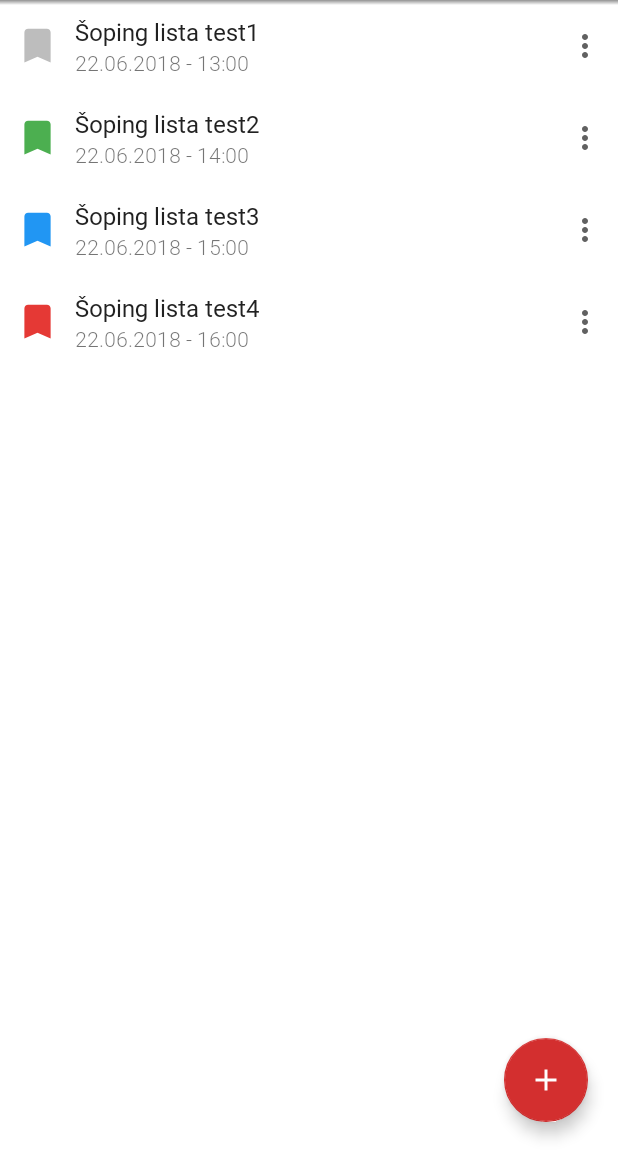
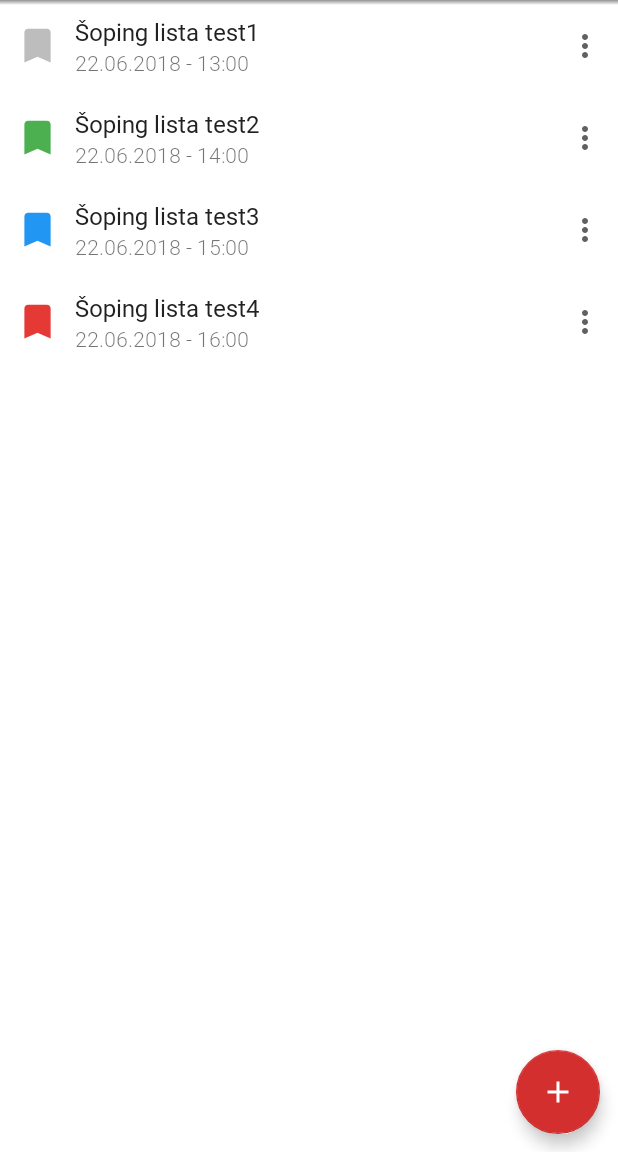
Before and after one commit to savked/Potrosacka-Korpa, an Android app: the screen it shows after launch (HomeActivity), on a phone screen of 412 x 824 dp, the part 84-1236 px from its top. Run offline under Robolectric (Android 15) with nearby library versions, the phone set to English and light mode, and no system bars.

Commit message:
Code refactor

```diff
--- a/app/src/main/AndroidManifest.xml
+++ b/app/src/main/AndroidManifest.xml
@@ -16,7 +16,9 @@
                 <category android:name="android.intent.category.LAUNCHER" />
             </intent-filter>
         </activity>
-        <activity android:name=".HomeActivity"></activity>
+        <activity
+            android:name=".HomeActivity"
+            android:screenOrientation="portrait" />
     </application>
 
 </manifest>
--- a/app/src/main/java/pk/company/potrosackakorpa/HomeActivity.java
+++ b/app/src/main/java/pk/company/potrosackakorpa/HomeActivity.java
@@ -1,6 +1,5 @@
 package pk.company.potrosackakorpa;
 
-import android.animation.Animator;
 import android.content.Context;
 import android.os.Handler;
 import android.support.annotation.NonNull;
@@ -19,29 +18,24 @@ import android.support.v7.widget.Toolbar;
 import android.view.Menu;
 import android.view.MenuItem;
 import android.view.View;
-import android.widget.FrameLayout;
 import android.widget.Toast;
 
 import java.util.ArrayList;
 
 public class HomeActivity extends AppCompatActivity {
 
-    private Context context = this;
+    private Context mContext;
+    private DrawerLayout mDrawerLayout;
+    private RecyclerView mRecyclerView;
+    private FloatingActionButton mFAB;
+    private View mFadeBackground;
+    private NewListFragment newListFragment;
 
-    private DrawerLayout mDrawerLayout;
-
-    private RecyclerView mRecyclerView;
+    private boolean mPressedTwice = false; // used in onBackPressed to let user exit the app with two clicks on back button
+    private boolean mIsNewsListVisible = false; // used to see if the "NewListFragment" is visible
 
     private ArrayList<Lists> lists = new ArrayList<>();
 
-    private FloatingActionButton floatingActionButton;
-
-    private NewListFragment newListFragment;
-    private View fadeBackground;
-
-
-    private boolean pressedTwice = false; // used in onBackPressed to let user exit the app with two clicks on back button
-    private boolean isNewListVisible = false; // used to see if the "NewListFragment" is visible
 
     @Override
     protected void onCreate(Bundle savedInstanceState) {
@@ -70,16 +64,16 @@ public class HomeActivity extends AppCompatActivity {
         lists.add(list3);
         lists.add(list4);
 
-        ListsAdapter listAdapter = new ListsAdapter(context, lists);
+        ListsAdapter listAdapter = new ListsAdapter(mContext, lists);
 
         mRecyclerView.setAdapter(listAdapter);
 
         // FAB Handling
-        floatingActionButton.setOnClickListener(new View.OnClickListener() {
+        mFAB.setOnClickListener(new View.OnClickListener() {
             @Override
             public void onClick(View v) {
-                if (!isNewListVisible) {
-                    isNewListVisible = true;
+                if (!mIsNewsListVisible) {
+                    mIsNewsListVisible = true;
                     FragmentManager fragmentManager = getSupportFragmentManager();
                     FragmentTransaction fragmentTransaction = fragmentManager.beginTransaction();
 
@@ -87,10 +81,10 @@ public class HomeActivity extends AppCompatActivity {
                     fragmentTransaction.add(R.id.fragment_container, newListFragment);
                     fragmentTransaction.commit();
 
-                    fadeBackground.setVisibility(View.VISIBLE);
-                    fadeBackground.animate().alpha(0.5f);
+                    mFadeBackground.setVisibility(View.VISIBLE);
+                    mFadeBackground.animate().alpha(0.5f);
 
-                    floatingActionButton.setVisibility(View.GONE);
+                    mFAB.setVisibility(View.GONE);
                 }
             }
         });
@@ -147,10 +141,11 @@ public class HomeActivity extends AppCompatActivity {
     }
 
     private void initViews() {
+        mContext = this;
         mDrawerLayout = findViewById(R.id.drawer_layout);
         mRecyclerView = findViewById(R.id.listsListView);
-        floatingActionButton = findViewById(R.id.floatingActionButton);
-        fadeBackground = findViewById(R.id.fadeBackground);
+        mFAB = findViewById(R.id.floatingActionButton);
+        mFadeBackground = findViewById(R.id.fadeBackground);
 
         mRecyclerView.setHasFixedSize(true);
 
@@ -160,26 +155,26 @@ public class HomeActivity extends AppCompatActivity {
 
     @Override
     public void onBackPressed() {
-        if (!isNewListVisible) {
-            if (pressedTwice) {
+        if (!mIsNewsListVisible) {
+            if (mPressedTwice) {
                 super.onBackPressed();
                 this.finishAffinity();
             }
 
-            this.pressedTwice = true;
+            this.mPressedTwice = true;
             Toast.makeText(this, "Pritisnite nazad dugme još jednom da bi ste izašli", Toast.LENGTH_SHORT).show();
 
             new Handler().postDelayed(new Runnable() {
                 @Override
                 public void run() {
-                    pressedTwice = false;
+                    mPressedTwice = false;
                 }
             }, 2000);
         } else {
-            floatingActionButton.setVisibility(View.VISIBLE);
-            fadeBackground.animate().alpha(0.0f);
-            fadeBackground.setVisibility(View.GONE);
-            isNewListVisible = false;
+            mFAB.setVisibility(View.VISIBLE);
+            mFadeBackground.animate().alpha(0.0f);
+            mFadeBackground.setVisibility(View.GONE);
+            mIsNewsListVisible = false;
 
 
             FragmentManager fragmentManager = getSupportFragmentManager();
--- a/app/src/main/res/layout/activity_home.xml
+++ b/app/src/main/res/layout/activity_home.xml
@@ -46,9 +46,10 @@
             android:id="@+id/floatingActionButton"
             android:layout_width="wrap_content"
             android:layout_height="wrap_content"
-            android:layout_marginBottom="20dp"
-            android:layout_marginEnd="20dp"
+            android:layout_marginEnd="12dp"
+            android:layout_marginBottom="12dp"
             android:clickable="true"
+            android:focusable="true"
             android:src="@drawable/ic_add"
             app:layout_constraintBottom_toBottomOf="parent"
             app:layout_constraintEnd_toEndOf="parent" />
@@ -57,22 +58,22 @@
             android:id="@+id/fadeBackground"
             android:layout_width="0dp"
             android:layout_height="0dp"
-            android:visibility="gone"
             android:alpha="0"
             android:background="@color/black"
+            android:visibility="gone"
+            app:layout_constraintBottom_toBottomOf="parent"
             app:layout_constraintEnd_toEndOf="parent"
             app:layout_constraintStart_toStartOf="parent"
-            app:layout_constraintTop_toBottomOf="@+id/homeToolBar"
-            app:layout_constraintBottom_toBottomOf="parent"/>
+            app:layout_constraintTop_toBottomOf="@+id/homeToolBar" />
 
         <FrameLayout
             android:id="@+id/fragment_container"
             android:layout_width="0dp"
             android:layout_height="0dp"
+            app:layout_constraintBottom_toBottomOf="parent"
             app:layout_constraintEnd_toEndOf="parent"
             app:layout_constraintStart_toStartOf="parent"
-            app:layout_constraintTop_toBottomOf="@+id/homeToolBar"
-            app:layout_constraintBottom_toBottomOf="parent"/>
+            app:layout_constraintTop_toBottomOf="@+id/homeToolBar" />
 
     </android.support.constraint.ConstraintLayout>
 
--- a/app/src/main/res/layout/activity_splash.xml
+++ b/app/src/main/res/layout/activity_splash.xml
@@ -9,10 +9,10 @@
     <ImageView
         android:layout_width="wrap_content"
         android:layout_height="wrap_content"
-        android:layout_marginBottom="8dp"
-        android:layout_marginEnd="8dp"
         android:layout_marginStart="8dp"
         android:layout_marginTop="8dp"
+        android:layout_marginEnd="8dp"
+        android:layout_marginBottom="8dp"
         android:background="@drawable/pk_logo"
         app:layout_constraintBottom_toBottomOf="parent"
         app:layout_constraintEnd_toEndOf="parent"
--- a/app/src/main/res/layout/custom_lists.xml
+++ b/app/src/main/res/layout/custom_lists.xml
@@ -4,9 +4,9 @@
     android:layout_height="wrap_content"
     android:background="@drawable/ripple"
     android:clickable="true"
-    android:padding="10dp"
+    android:focusable="true"
     android:orientation="horizontal"
-    android:focusable="true">
+    android:padding="10dp">
 
     <ImageView
         android:id="@+id/listImportance"
@@ -50,6 +50,6 @@
         android:layout_width="wrap_content"
         android:layout_height="wrap_content"
         android:layout_gravity="center_vertical"
-        android:background="@drawable/ic_more_vert"/>
+        android:background="@drawable/ic_more_vert" />
 
 </LinearLayout>
--- a/app/src/main/res/layout/drawer_header.xml
+++ b/app/src/main/res/layout/drawer_header.xml
@@ -1,6 +1,5 @@
 <?xml version="1.0" encoding="utf-8"?>
-<LinearLayout
-    xmlns:android="http://schemas.android.com/apk/res/android"
+<LinearLayout xmlns:android="http://schemas.android.com/apk/res/android"
     android:layout_width="match_parent"
     android:layout_height="200dp"
     android:background="@color/white">
--- a/build.gradle
+++ b/build.gradle
@@ -7,7 +7,7 @@ buildscript {
         jcenter()
     }
     dependencies {
-        classpath 'com.android.tools.build:gradle:3.1.3'
+        classpath 'com.android.tools.build:gradle:3.2.1'
 
 
         // NOTE: Do not place your application dependencies here; they belong
```
Also changed, not shown: gradle/wrapper/gradle-wrapper.properties.
